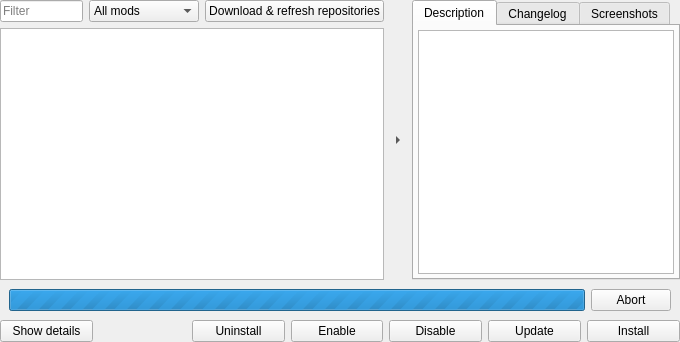
The window that launcher/modManager/cmodlistview_moc.ui (vcmi/vcmi) describes before a commit, drawn with Qt 5.
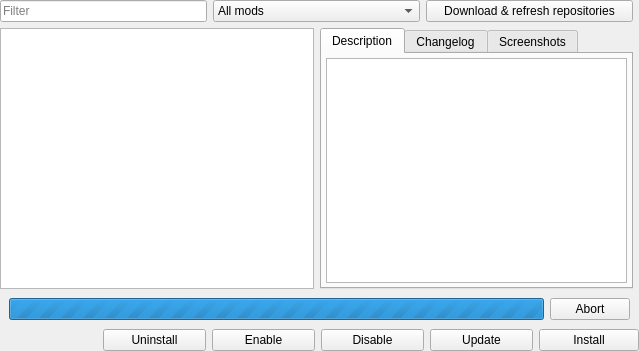
The same window after the commit.

Commit message: Adjustments to Mods screen layout in Launcher

The edit to the form file:
```diff
--- a/launcher/modManager/cmodlistview_moc.ui
+++ b/launcher/modManager/cmodlistview_moc.ui
@@ -6,8 +6,8 @@
    <rect>
     <x>0</x>
     <y>0</y>
-    <width>680</width>
-    <height>342</height>
+    <width>639</width>
+    <height>351</height>
    </rect>
   </property>
   <property name="windowTitle">
@@ -30,11 +30,13 @@
     <number>3</number>
    </property>
    <item row="0" column="0">
-    <layout class="QGridLayout" name="gridLayout_2">
+    <layout class="QVBoxLayout" name="verticalLayout">
      <property name="spacing">
       <number>6</number>
      </property>
-     <item row="0" column="1">
+     <item>
+      <layout class="QHBoxLayout" name="horizontalLayout_3">
+       <item>
       <widget class="QLineEdit" name="lineEdit">
        <property name="sizePolicy">
         <sizepolicy hsizetype="Expanding" vsizetype="Fixed">
@@ -62,7 +64,7 @@
        </property>
       </widget>
      </item>
-     <item row="0" column="2">
+       <item>
       <widget class="QComboBox" name="comboBox">
        <property name="sizePolicy">
         <sizepolicy hsizetype="Expanding" vsizetype="Fixed">
@@ -111,7 +113,7 @@
        </item>
       </widget>
      </item>
-     <item row="0" column="3">
+       <item>
       <widget class="QPushButton" name="refreshButton">
        <property name="sizePolicy">
         <sizepolicy hsizetype="Expanding" vsizetype="Fixed">
@@ -124,7 +126,11 @@
        </property>
       </widget>
      </item>
-     <item row="5" column="1" colspan="3">
+      </layout>
+     </item>
+     <item>
+      <layout class="QHBoxLayout" name="horizontalLayout_5">
+       <item>
       <widget class="QTreeView" name="allModsView">
        <property name="selectionMode">
         <enum>QAbstractItemView::SingleSelection</enum>
@@ -152,73 +158,7 @@
        </property>
       </widget>
      </item>
-    </layout>
-   </item>
-   <item row="0" column="1">
-    <widget class="QToolButton" name="hideModInfoButton">
-     <property name="sizePolicy">
-      <sizepolicy hsizetype="Fixed" vsizetype="Minimum">
-       <horstretch>0</horstretch>
-       <verstretch>0</verstretch>
-      </sizepolicy>
-     </property>
-     <property name="maximumSize">
-      <size>
-       <width>16</width>
-       <height>100</height>
-      </size>
-     </property>
-     <property name="text">
-      <string/>
-     </property>
-     <property name="autoRaise">
-      <bool>true</bool>
-     </property>
-     <property name="arrowType">
-      <enum>Qt::RightArrow</enum>
-     </property>
-    </widget>
-   </item>
-   <item row="0" column="2">
-    <widget class="QWidget" name="modInfoWidget" native="true">
-     <property name="sizePolicy">
-      <sizepolicy hsizetype="MinimumExpanding" vsizetype="Preferred">
-       <horstretch>0</horstretch>
-       <verstretch>0</verstretch>
-      </sizepolicy>
-     </property>
-     <property name="minimumSize">
-      <size>
-       <width>0</width>
-       <height>0</height>
-      </size>
-     </property>
-     <property name="maximumSize">
-      <size>
-       <width>16777215</width>
-       <height>16777215</height>
-      </size>
-     </property>
-     <property name="layoutDirection">
-      <enum>Qt::LeftToRight</enum>
-     </property>
-     <property name="autoFillBackground">
-      <bool>false</bool>
-     </property>
-     <layout class="QGridLayout" name="gridLayout">
-      <property name="leftMargin">
-       <number>0</number>
-      </property>
-      <property name="topMargin">
-       <number>0</number>
-      </property>
-      <property name="rightMargin">
-       <number>0</number>
-      </property>
-      <property name="bottomMargin">
-       <number>0</number>
-      </property>
-      <item row="0" column="0" colspan="6">
+       <item>
        <widget class="QTabWidget" name="tabWidget">
         <property name="currentIndex">
          <number>0</number>
@@ -337,38 +277,82 @@
        </widget>
       </item>
      </layout>
-    </widget>
-   </item>
-   <item row="2" column="0" colspan="3">
+     </item>
+    </layout>
+   </item>
+   <item row="1" column="0" colspan="2">
+    <widget class="QWidget" name="progressWidget" native="true">
+     <property name="enabled">
+      <bool>true</bool>
+     </property>
+     <property name="sizePolicy">
+      <sizepolicy hsizetype="Preferred" vsizetype="Preferred">
+       <horstretch>0</horstretch>
+       <verstretch>0</verstretch>
+      </sizepolicy>
+     </property>
+     <property name="minimumSize">
+      <size>
+       <width>0</width>
+       <height>0</height>
+      </size>
+     </property>
+     <layout class="QHBoxLayout" name="horizontalLayout">
+      <property name="leftMargin">
+       <number>9</number>
+      </property>
+      <property name="topMargin">
+       <number>6</number>
+      </property>
+      <property name="bottomMargin">
+       <number>6</number>
+      </property>
+      <item>
+       <widget class="QProgressBar" name="progressBar">
+        <property name="sizePolicy">
+         <sizepolicy hsizetype="Expanding" vsizetype="Maximum">
+          <horstretch>0</horstretch>
+          <verstretch>0</verstretch>
+         </sizepolicy>
+        </property>
+        <property name="maximum">
+         <number>0</number>
+        </property>
+        <property name="value">
+         <number>0</number>
+        </property>
+        <property name="textVisible">
+         <bool>true</bool>
+        </property>
+        <property name="invertedAppearance">
+         <bool>false</bool>
+        </property>
+        <property name="format">
+         <string> %p% (%v KB out of %m KB)</string>
+        </property>
+       </widget>
+      </item>
+      <item>
+       <widget class="QPushButton" name="pushButton">
+        <property name="sizePolicy">
+         <sizepolicy hsizetype="Minimum" vsizetype="Minimum">
+          <horstretch>0</horstretch>
+          <verstretch>0</verstretch>
+         </sizepolicy>
+        </property>
+        <property name="text">
+         <string>Abort</string>
+        </property>
+       </widget>
+      </item>
+     </layout>
+    </widget>
+   </item>
+   <item row="2" column="0" colspan="2">
     <layout class="QHBoxLayout" name="horizontalLayout_2">
      <property name="spacing">
       <number>6</number>
      </property>
-     <item>
-      <widget class="QPushButton" name="showInfoButton">
-       <property name="sizePolicy">
-        <sizepolicy hsizetype="Expanding" vsizetype="Fixed">
-         <horstretch>0</horstretch>
-         <verstretch>0</verstretch>
-        </sizepolicy>
-       </property>
-       <property name="minimumSize">
-        <size>
-         <width>51</width>
-         <height>0</height>
-        </size>
-       </property>
-       <property name="maximumSize">
-        <size>
-         <width>220</width>
-         <height>16777215</height>
-        </size>
-       </property>
-       <property name="text">
-        <string>Show details</string>
-       </property>
-      </widget>
-     </item>
      <item>
       <spacer name="modButtonSpacer">
        <property name="orientation">
@@ -512,82 +496,8 @@
      </item>
     </layout>
    </item>
-   <item row="1" column="0" colspan="3">
-    <widget class="QWidget" name="progressWidget" native="true">
-     <property name="enabled">
-      <bool>true</bool>
-     </property>
-     <property name="sizePolicy">
-      <sizepolicy hsizetype="Preferred" vsizetype="Preferred">
-       <horstretch>0</horstretch>
-       <verstretch>0</verstretch>
-      </sizepolicy>
-     </property>
-     <property name="minimumSize">
-      <size>
-       <width>0</width>
-       <height>0</height>
-      </size>
-     </property>
-     <layout class="QHBoxLayout" name="horizontalLayout">
-      <property name="leftMargin">
-       <number>9</number>
-      </property>
-      <property name="topMargin">
-       <number>6</number>
-      </property>
-      <property name="bottomMargin">
-       <number>6</number>
-      </property>
-      <item>
-       <widget class="QProgressBar" name="progressBar">
-        <property name="sizePolicy">
-         <sizepolicy hsizetype="Expanding" vsizetype="Maximum">
-          <horstretch>0</horstretch>
-          <verstretch>0</verstretch>
-         </sizepolicy>
-        </property>
-        <property name="maximum">
-         <number>0</number>
-        </property>
-        <property name="value">
-         <number>0</number>
-        </property>
-        <property name="textVisible">
-         <bool>true</bool>
-        </property>
-        <property name="invertedAppearance">
-         <bool>false</bool>
-        </property>
-        <property name="format">
-         <string> %p% (%v KB out of %m KB)</string>
-        </property>
-       </widget>
-      </item>
-      <item>
-       <widget class="QPushButton" name="pushButton">
-        <property name="sizePolicy">
-         <sizepolicy hsizetype="Minimum" vsizetype="Minimum">
-          <horstretch>0</horstretch>
-          <verstretch>0</verstretch>
-         </sizepolicy>
-        </property>
-        <property name="text">
-         <string>Abort</string>
-        </property>
-       </widget>
-      </item>
-     </layout>
-    </widget>
-   </item>
-  </layout>
- </widget>
- <tabstops>
-  <tabstop>lineEdit</tabstop>
-  <tabstop>comboBox</tabstop>
-  <tabstop>allModsView</tabstop>
-  <tabstop>hideModInfoButton</tabstop>
- </tabstops>
+  </layout>
+ </widget>
  <resources/>
  <connections/>
 </ui>
```
Lines whose indentation alone changed are shown as unchanged. The commit also changes 4 other files.
